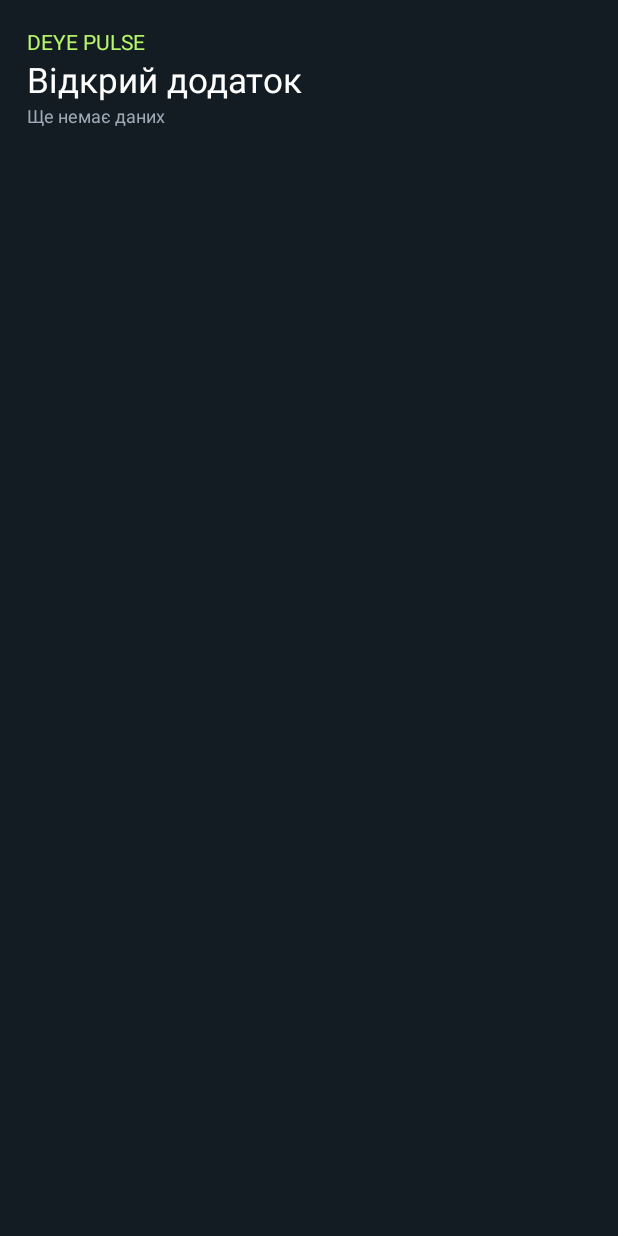
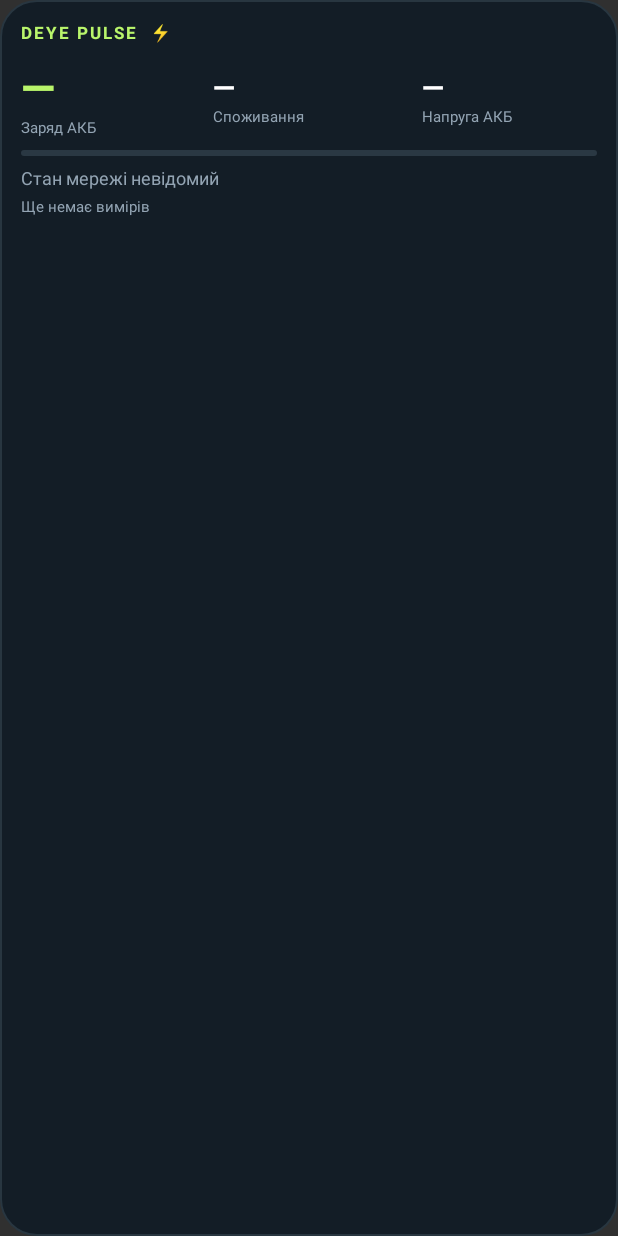
Before and after one commit to vanyajek-eng/deya, an Android app built with Jetpack Compose: the layout pulse_widget.xml on its own in the app's theme, with its tools: preview values and no code run, on a phone screen of 412 x 824 dp. Run offline under Robolectric (Android 15) with nearby library versions, the phone set to English and light mode, and no system bars.

Commit message:
Add pinnable Deye home screen widget with live age and stale-state handling

```diff
--- a/app/build.gradle.kts
+++ b/app/build.gradle.kts
@@ -10,8 +10,8 @@ android {
         applicationId = "com.powerhub.pulse"
         minSdk = 26
         targetSdk = 35
-        versionCode = 1
-        versionName = "1.0.0"
+        versionCode = 2
+        versionName = "1.1.0"
         testInstrumentationRunner = "androidx.test.runner.AndroidJUnitRunner"
     }
     buildFeatures { compose = true }
--- a/app/src/main/java/com/powerhub/pulse/MonitorService.kt
+++ b/app/src/main/java/com/powerhub/pulse/MonitorService.kt
@@ -73,6 +73,7 @@ class MonitorService: Service() {
                     Notifier.notify(this,Alarm("connection","Втрачено зв’язок з Deye","Стан мережі невідомий. $text"))
                 }
             }
+            runCatching { PulseWidget.refresh(this) }
             delay(interval*1000L)
         }
     }
@@ -89,6 +90,7 @@ class MonitorService: Service() {
             Store.enabled(c,false)
             c.stopService(Intent(c,MonitorService::class.java))
             Store.status("Моніторинг зупинено",false)
+            PulseWidget.refresh(c)
         }
     }
 }
--- /dev/null
+++ b/app/src/main/res/drawable/widget_background.xml
@@ -0,0 +1 @@
+<shape xmlns:android="http://schemas.android.com/apk/res/android"><solid android:color="#131D26"/><corners android:radius="24dp"/><stroke android:width="1dp" android:color="#283640"/></shape>
--- /dev/null
+++ b/app/src/main/res/drawable/widget_progress.xml
@@ -0,0 +1,4 @@
+<layer-list xmlns:android="http://schemas.android.com/apk/res/android">
+<item android:id="@android:id/background"><shape><corners android:radius="4dp"/><solid android:color="#2A3843"/></shape></item>
+<item android:id="@android:id/progress"><clip><shape><corners android:radius="4dp"/><solid android:color="#B9F56B"/></shape></clip></item>
+</layer-list>
--- a/app/src/main/res/layout/pulse_widget.xml
+++ b/app/src/main/res/layout/pulse_widget.xml
@@ -1,5 +1,28 @@
-<LinearLayout xmlns:android="http://schemas.android.com/apk/res/android" android:layout_width="match_parent" android:layout_height="match_parent" android:orientation="vertical" android:padding="18dp" android:background="#131C23">
-<TextView android:id="@+id/widget_title" android:layout_width="match_parent" android:layout_height="wrap_content" android:text="DEYE PULSE" android:textColor="#B9F56B" android:textSize="14sp"/>
-<TextView android:id="@+id/widget_value" android:layout_width="match_parent" android:layout_height="wrap_content" android:text="Відкрий додаток" android:textColor="#FFFFFF" android:textSize="23sp"/>
-<TextView android:id="@+id/widget_status" android:layout_width="match_parent" android:layout_height="wrap_content" android:text="Ще немає даних" android:textColor="#9DAAB6" android:textSize="12sp"/>
+<LinearLayout xmlns:android="http://schemas.android.com/apk/res/android"
+    android:id="@+id/widget_root" android:layout_width="match_parent" android:layout_height="match_parent"
+    android:orientation="vertical" android:padding="14dp" android:background="@drawable/widget_background">
+    <TextView android:layout_width="match_parent" android:layout_height="wrap_content"
+        android:text="DEYE PULSE  ⚡" android:textColor="#B9F56B" android:textSize="11sp" android:textStyle="bold" android:letterSpacing="0.12"/>
+    <LinearLayout android:layout_width="match_parent" android:layout_height="wrap_content" android:layout_marginTop="8dp" android:orientation="horizontal" android:gravity="center_vertical">
+        <LinearLayout android:layout_width="0dp" android:layout_height="wrap_content" android:layout_weight="1.1" android:orientation="vertical">
+            <TextView android:id="@+id/widget_soc" android:layout_width="match_parent" android:layout_height="wrap_content" android:text="—" android:textColor="#B9F56B" android:textSize="30sp" android:textStyle="bold" android:maxLines="1"/>
+            <TextView android:layout_width="match_parent" android:layout_height="wrap_content" android:text="Заряд АКБ" android:textColor="#93A4B3" android:textSize="10sp"/>
+        </LinearLayout>
+        <LinearLayout android:layout_width="0dp" android:layout_height="wrap_content" android:layout_weight="1.2" android:orientation="vertical">
+            <TextView android:id="@+id/widget_load" android:layout_width="match_parent" android:layout_height="wrap_content" android:text="—" android:textColor="#FFFFFF" android:textSize="19sp" android:textStyle="bold" android:maxLines="1" android:autoSizeTextType="uniform" android:autoSizeMinTextSize="12sp" android:autoSizeMaxTextSize="19sp" android:autoSizeStepGranularity="1sp"/>
+            <TextView android:layout_width="match_parent" android:layout_height="wrap_content" android:text="Споживання" android:textColor="#93A4B3" android:textSize="10sp"/>
+        </LinearLayout>
+        <LinearLayout android:layout_width="0dp" android:layout_height="wrap_content" android:layout_weight="1" android:orientation="vertical">
+            <TextView android:id="@+id/widget_volts" android:layout_width="match_parent" android:layout_height="wrap_content" android:text="—" android:textColor="#FFFFFF" android:textSize="19sp" android:textStyle="bold" android:maxLines="1"/>
+            <TextView android:layout_width="match_parent" android:layout_height="wrap_content" android:text="Напруга АКБ" android:textColor="#93A4B3" android:textSize="10sp"/>
+        </LinearLayout>
+    </LinearLayout>
+    <ProgressBar android:id="@+id/widget_battery" style="?android:attr/progressBarStyleHorizontal"
+        android:layout_width="match_parent" android:layout_height="4dp" android:layout_marginTop="8dp" android:progressDrawable="@drawable/widget_progress"/>
+    <TextView android:id="@+id/widget_grid" android:layout_width="match_parent" android:layout_height="wrap_content"
+        android:layout_marginTop="6dp" android:text="Стан мережі невідомий" android:textColor="#93A4B3" android:textSize="12sp" android:maxLines="1" android:ellipsize="end"/>
+    <LinearLayout android:layout_width="match_parent" android:layout_height="wrap_content" android:layout_marginTop="4dp" android:orientation="horizontal">
+        <TextView android:id="@+id/widget_time" android:layout_width="0dp" android:layout_weight="1" android:layout_height="wrap_content" android:text="Ще немає вимірів" android:textColor="#93A4B3" android:textSize="10sp" android:maxLines="1"/>
+        <Chronometer android:id="@+id/widget_age" android:layout_width="wrap_content" android:layout_height="wrap_content" android:textColor="#93A4B3" android:textSize="10sp" android:visibility="gone"/>
+    </LinearLayout>
 </LinearLayout>
--- /dev/null
+++ b/app/src/main/res/values/strings.xml
@@ -0,0 +1 @@
+<resources><string name="widget_description">Заряд акумулятора, споживання, напруга та стан мережі Deye</string></resources>
```
Also changed, not shown: app/src/main/java/com/powerhub/pulse/MainActivity.kt (+11 -1 lines), app/src/main/java/com/powerhub/pulse/PulseWidget.kt (+48 -12 lines), app/src/main/java/com/powerhub/pulse/Store.kt (+16 -2 lines), app/src/main/java/com/powerhub/pulse/WidgetPresenter.kt (added, +30 -0 lines), app/src/main/res/layout/pulse_widget_compact.xml (added, +17 -0 lines), app/src/main/res/xml/pulse_widget.xml (+6 -1 lines), 1 other file.
